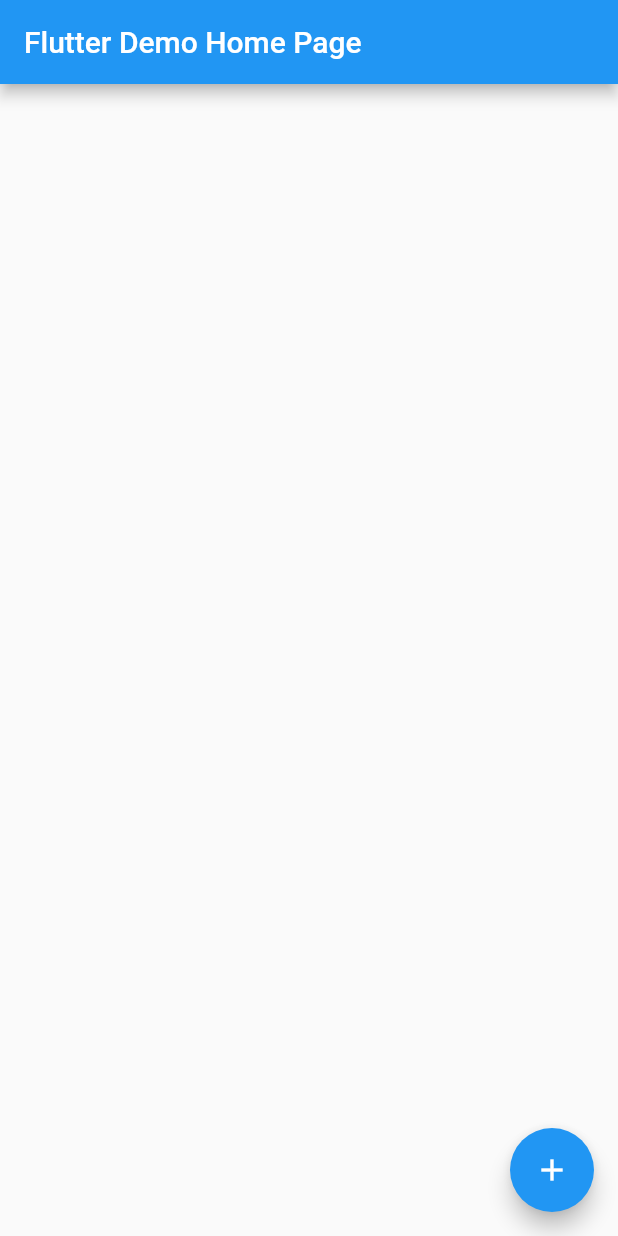
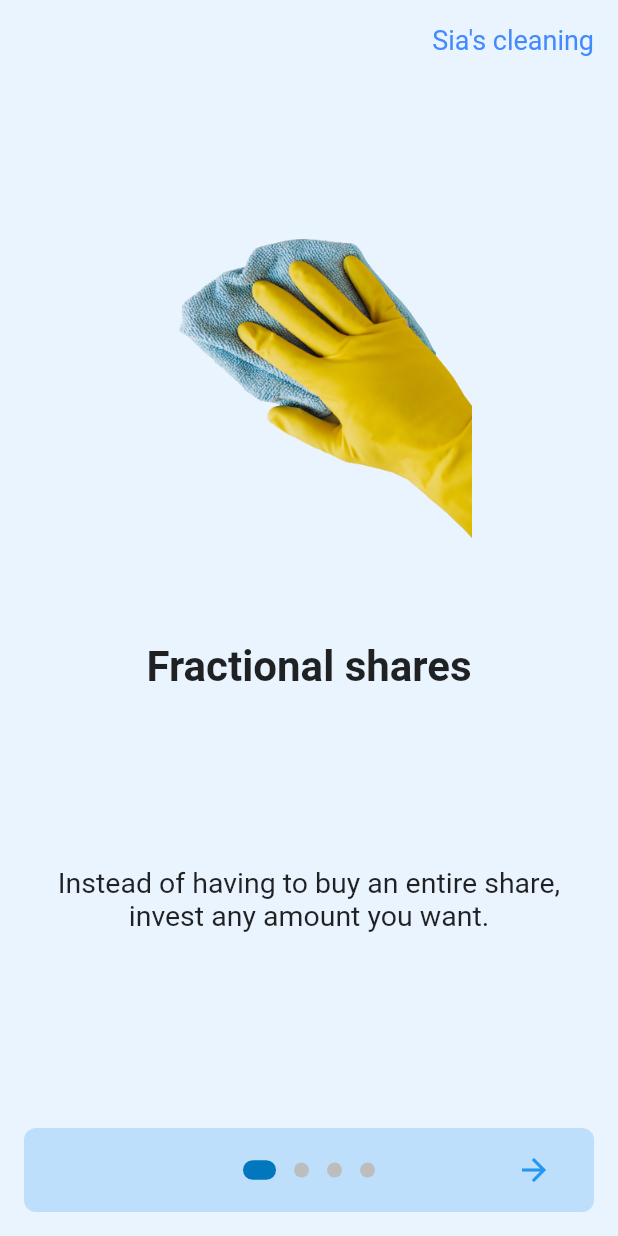
Before and after one commit to SiaBolt/sias_cleaning, a Flutter app: the screen it shows after launch, on a phone screen of 412 x 824 dp. Run offline on Flutter 3.47's test engine with Material 2 defaults, Android fonts, the phone set to English and light mode, and no system bars; drawn by our look-alikes of introduction_screen; our stand-ins replace shared_preferences; Roboto replaces fonts that are missing (Hind).

Commit message:
Onboard page and splash screen adden

```diff
--- a/lib/main.dart
+++ b/lib/main.dart
@@ -1,6 +1,18 @@
 import 'package:flutter/material.dart';
+import 'package:flutter/services.dart';
+import 'package:siascleaning/routes.dart';
+import 'package:siascleaning/screens/onboarding_page/onboard_page.dart';
+import 'package:shared_preferences/shared_preferences.dart';
+import 'package:siascleaning/screens/splash/splash_screen.dart';
+import 'package:siascleaning/utils/core.dart';
+import 'package:siascleaning/utils/theme.dart';
 
-void main() {
+int? isViewed;
+Future<void> main() async {
+  WidgetsFlutterBinding.ensureInitialized();
+  SharedPreferences prefs = await SharedPreferences.getInstance();
+  isViewed = prefs.getInt(ISVIEWED);
+  isViewed ??= 1;
   runApp(const MyApp());
 }
 
@@ -9,43 +21,16 @@
 
   @override
   Widget build(BuildContext context) {
+    SystemChrome.setSystemUIOverlayStyle(
+      SystemUiOverlayStyle.dark.copyWith(statusBarColor: Colors.transparent),
+    );
     return MaterialApp(
-      title: 'Flutter Demo',
-      theme: ThemeData(
-        primarySwatch: Colors.blue,
-      ),
-      home: const MyHomePage(title: 'Flutter Demo Home Page'),
+      title: 'Introduction screen',
+      debugShowCheckedModeBanner: false,
+      theme: theme,
+      initialRoute:
+          isViewed != 0 ? OnBoardingPage.routeName : SplashScreen.routeName,
+      onGenerateRoute: RouteGenerator.generateRoute,
     );
   }
 }
-
-class MyHomePage extends StatefulWidget {
-  const MyHomePage({Key? key, required this.title}) : super(key: key);
-
-  final String title;
-
-  @override
-  State<MyHomePage> createState() => _MyHomePageState();
-}
-
-class _MyHomePageState extends State<MyHomePage> {
-  @override
-  Widget build(BuildContext context) {
-    return Scaffold(
-      appBar: AppBar(
-        title: Text(widget.title),
-      ),
-      body: Center(
-        child: Column(
-          mainAxisAlignment: MainAxisAlignment.center,
-          children: <Widget>[],
-        ),
-      ),
-      floatingActionButton: FloatingActionButton(
-        onPressed: () {},
-        tooltip: 'Increment',
-        child: const Icon(Icons.add),
-      ), // This trailing comma makes auto-formatting nicer for build methods.
-    );
-  }
-}
--- /dev/null
+++ b/lib/routes.dart
@@ -0,0 +1,38 @@
+import 'package:flutter/material.dart';
+import 'package:siascleaning/screens/auth/login.dart';
+import 'package:siascleaning/screens/main_page/main_page.dart';
+import 'package:siascleaning/screens/onboarding_page/onboard_page.dart';
+import 'package:siascleaning/screens/splash/splash_screen.dart';
+
+class RouteGenerator {
+  static Route<dynamic> generateRoute(RouteSettings settings) {
+    switch (settings.name) {
+      case LoginScreen.routeName:
+        return MaterialPageRoute(builder: (_) => LoginScreen());
+      // case VacancyDetail.routeName:
+      //   final args = settings.arguments as Vacancy;
+      //   return MaterialPageRoute(builder: (_) => VacancyDetail(vacancy: args));
+      case MainPage.routeName:
+        return MaterialPageRoute(builder: (_) => MainPage());
+      case OnBoardingPage.routeName:
+        return MaterialPageRoute(builder: (_) => const OnBoardingPage());
+      case SplashScreen.routeName:
+        return MaterialPageRoute(builder: (_) => SplashScreen());
+      default:
+        return _errorRoute();
+    }
+  }
+
+  static Route<dynamic> _errorRoute() {
+    return MaterialPageRoute(builder: (_) {
+      return Scaffold(
+        appBar: AppBar(
+          title: const Text('Error'),
+        ),
+        body: const Center(
+          child: Text('ERROR'),
+        ),
+      );
+    });
+  }
+}
--- /dev/null
+++ b/lib/screens/onboarding_page/onboard_page.dart
@@ -0,0 +1,194 @@
+import 'package:flutter/foundation.dart';
+import 'package:flutter/material.dart';
+import 'package:introduction_screen/introduction_screen.dart';
+import 'package:shared_preferences/shared_preferences.dart';
+
+import '../main_page/main_page.dart';
+
+class OnBoardingPage extends StatefulWidget {
+  static const String routeName = "/onboard";
+
+  const OnBoardingPage({Key? key}) : super(key: key);
+
+  @override
+  _OnBoardingPageState createState() => _OnBoardingPageState();
+}
+
+class _OnBoardingPageState extends State<OnBoardingPage> {
+  final introKey = GlobalKey<IntroductionScreenState>();
+
+  void _onIntroEnd(context) async {
+    int isViewed = 0;
+    SharedPreferences prefs = await SharedPreferences.getInstance();
+    await prefs.setInt('onBoard', isViewed);
+    Navigator.of(context).push(
+      MaterialPageRoute(builder: (_) => MainPage()),
+    );
+  }
+
+  Widget _buildFullscreenImage() {
+    return Image.asset(
+      'assets/images/fullscreen.jpg',
+      fit: BoxFit.cover,
+      height: double.infinity,
+      width: double.infinity,
+      alignment: Alignment.center,
+    );
+  }
+
+  Widget _buildImage(String assetName,
+      [double width = 350, double height = 500]) {
+    return Image.asset(
+      'assets/images/$assetName',
+      width: width,
+      height: height,
+    );
+  }
+
+  @override
+  Widget build(BuildContext context) {
+    const bodyStyle = TextStyle(fontSize: 19.0);
+
+    const pageDecoration = PageDecoration(
+      titleTextStyle: TextStyle(fontSize: 28.0, fontWeight: FontWeight.w700),
+      bodyTextStyle: bodyStyle,
+      imagePadding: EdgeInsets.fromLTRB(16.0, 40.0, 16.0, 16.0),
+      titlePadding: EdgeInsets.fromLTRB(16.0, 30.0, 16.0, 16.0),
+      bodyPadding: EdgeInsets.fromLTRB(16.0, 100.0, 16.0, 16.0),
+      pageColor: Color.fromRGBO(144, 202, 249, 0.2),
+    );
+
+    return IntroductionScreen(
+      key: introKey,
+      globalBackgroundColor: Colors.white,
+      globalHeader: const Align(
+        alignment: Alignment.topRight,
+        child: SafeArea(
+          child: Padding(
+            padding: EdgeInsets.only(top: 16, right: 16),
+            child: Text(
+              'Sia\'s cleaning',
+              style: TextStyle(color: Colors.blueAccent),
+            ),
+          ),
+        ),
+      ),
+      // globalFooter: SizedBox(
+      //   width: double.infinity,
+      //   height: 60,
+      //   child: ElevatedButton(
+      //     child: const Text(
+      //       'Let\'s go right away!',
+      //       style: TextStyle(fontSize: 16.0, fontWeight: FontWeight.bold),
+      //     ),
+      //     onPressed: () => _onIntroEnd(context),
+      //   ),
+      // ),
+      pages: [
+        PageViewModel(
+          title: "Fractional shares",
+          body:
+              "Instead of having to buy an entire share, invest any amount you want.",
+          image: _buildImage('onboard1.png'),
+          decoration: pageDecoration,
+        ),
+        PageViewModel(
+          title: "Learn as you go",
+          body:
+              "Download the Stockpile app and master the market with our mini-lesson.",
+          image: _buildImage('onboard2.png', 350),
+          decoration: pageDecoration,
+        ),
+        PageViewModel(
+          title: "Kids and teens",
+          body:
+              "Kids and teens can track their stocks 24/7 and place trades that you approve.",
+          image: _buildImage('onboard3.jpg'),
+          decoration: pageDecoration,
+        ),
+        PageViewModel(
+          title: "Full Screen Page",
+          body:
+              "Pages can be full screen as well.\n\nLorem ipsum dolor sit amet, consectetur adipiscing elit. Nunc id euismod lectus, non tempor felis. Nam rutrum rhoncus est ac venenatis.",
+          image: _buildFullscreenImage(),
+          decoration: pageDecoration.copyWith(
+            contentMargin: const EdgeInsets.symmetric(horizontal: 16),
+            fullScreen: true,
+            bodyFlex: 2,
+            imageFlex: 3,
+          ),
+        ),
+        // PageViewModel(
+        //   title: "Another title page",
+        //   body: "Another beautiful body text for this example onboarding",
+        //   image: _buildImage('img2.jpg'),
+        //   footer: ElevatedButton(
+        //     onPressed: () {
+        //       introKey.currentState?.animateScroll(0);
+        //     },
+        //     child: const Text(
+        //       'FooButton',
+        //       style: TextStyle(color: Colors.white),
+        //     ),
+        //     style: ElevatedButton.styleFrom(
+        //       primary: Colors.lightBlue,
+        //       shape: RoundedRectangleBorder(
+        //         borderRadius: BorderRadius.circular(8.0),
+        //       ),
+        //     ),
+        //   ),
+        //   decoration: pageDecoration,
+        // ),
+        // PageViewModel(
+        //   title: "Title of last page - reversed",
+        //   bodyWidget: Row(
+        //     mainAxisAlignment: MainAxisAlignment.center,
+        //     children: const [
+        //       Text("Click on ", style: bodyStyle),
+        //       Icon(Icons.edit),
+        //       Text(" to edit a post", style: bodyStyle),
+        //     ],
+        //   ),
+        //   decoration: pageDecoration.copyWith(
+        //     bodyFlex: 2,
+        //     imageFlex: 4,
+        //     bodyAlignment: Alignment.bottomCenter,
+        //     imageAlignment: Alignment.topCenter,
+        //   ),
+        //   image: _buildImage('img1.jpg'),
+        //   reverse: true,
+        // ),
+      ],
+      onDone: () => _onIntroEnd(context),
+      //onSkip: () => _onIntroEnd(context), // You can override onSkip callback
+      showSkipButton: false,
+      skipOrBackFlex: 0,
+      nextFlex: 0,
+      showBackButton: true,
+      //rtl: true, // Display as right-to-left
+      back: const Icon(Icons.arrow_back),
+      skip: const Text('Skip', style: TextStyle(fontWeight: FontWeight.w600)),
+      next: const Icon(Icons.arrow_forward),
+      done: const Text('Done', style: TextStyle(fontWeight: FontWeight.w600)),
+      curve: Curves.fastLinearToSlowEaseIn,
+      controlsMargin: const EdgeInsets.all(16),
+      controlsPadding: kIsWeb
+          ? const EdgeInsets.all(12.0)
+          : const EdgeInsets.fromLTRB(8.0, 4.0, 8.0, 4.0),
+      dotsDecorator: const DotsDecorator(
+        size: Size(10.0, 10.0),
+        color: Color(0xFFBDBDBD),
+        activeSize: Size(22.0, 13.0),
+        activeShape: RoundedRectangleBorder(
+          borderRadius: BorderRadius.all(Radius.circular(25.0)),
+        ),
+      ),
+      dotsContainerDecorator: const ShapeDecoration(
+        color: Color.fromRGBO(144, 202, 249, 0.5),
+        shape: RoundedRectangleBorder(
+          borderRadius: BorderRadius.all(Radius.circular(8.0)),
+        ),
+      ),
+    );
+  }
+}
--- /dev/null
+++ b/lib/utils/core.dart
@@ -0,0 +1,2 @@
+const String ISVIEWED = 'onBoard';
+const String TOKEN = "token";
--- /dev/null
+++ b/lib/utils/theme.dart
@@ -0,0 +1,12 @@
+import 'package:flutter/material.dart';
+
+final theme = ThemeData(
+  primaryColor: Colors.lightBlue[800],
+  fontFamily: 'Georgia',
+  textTheme: const TextTheme(
+    headline1: TextStyle(fontSize: 50, fontWeight: FontWeight.bold),
+    headline6: TextStyle(fontSize: 30.0, fontStyle: FontStyle.italic),
+    bodyText2: TextStyle(fontSize: 18.0, fontFamily: 'Hind'),
+  ),
+  colorScheme: ColorScheme.fromSwatch().copyWith(secondary: Colors.cyan[600]),
+);
```
Also changed, not shown: lib/screens/auth/login.dart (added, +14 -0 lines), lib/screens/main_page/main_page.dart (added, +13 -0 lines), lib/screens/splash/splash_screen.dart (added, +62 -0 lines), lib/utils/preference_sevice.dart (added, +70 -0 lines), pubspec.yaml (+6 -10 lines), assets/images/onboard1.png (added), assets/images/onboard2.png (added), assets/images/onboard3.jpg (added), assets/images/sia.png (added), assets/images/splash.png (added), lib/logic/providers.dart (added), pubspec.lock, 45 other files.
